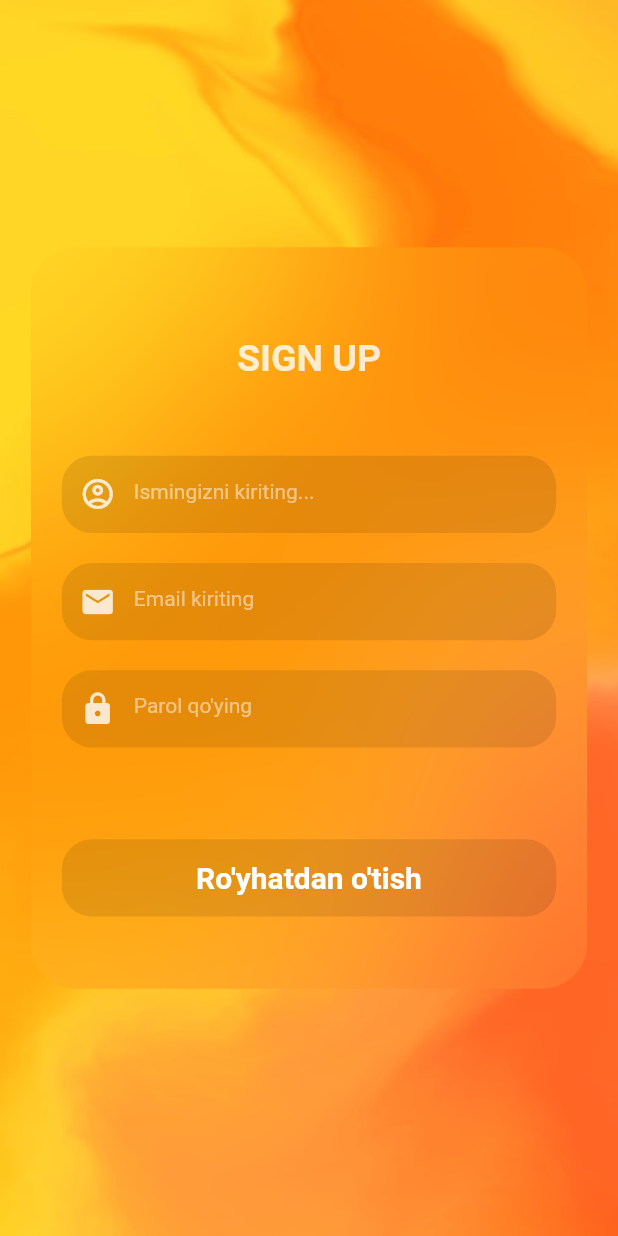
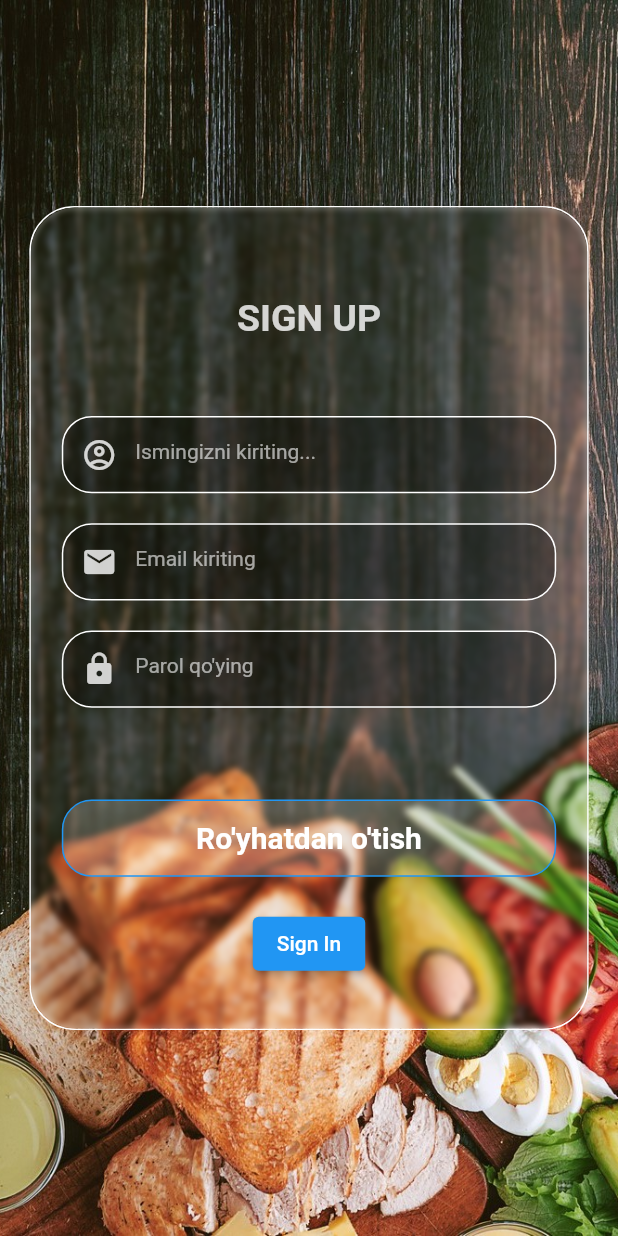
Before and after one commit to Nura1i/recipe_app_2, a Flutter app: the screen it shows after launch, on a phone screen of 412 x 824 dp. Run offline on Flutter 3.47's test engine with Material 2 defaults, Android fonts, the phone set to English and light mode, and no system bars; our stand-ins replace adaptive_theme, bloc, cloud_firestore, equatable, firebase_auth, firebase_core and 3 more; accounts and stored records are empty.

Commit message:
Changes to be committed: 	new file:   assets/images/login_view.jpg 	new file:   assets/images/login_wallpaper.jpg 	modified:   lib/app.dart 	modified:   lib/blocs/login/sign_in_cubit.dart 	modified:   lib/blocs/login/sign_in_state.dart 	modified:   lib/blocs/login/sign_up_cubit.dart 	modified:   lib/blocs/login/sign_up_state.dart 	modified:   lib/pages/sign_in_page.dart 	modified:   lib/pages/sign_up_page.dart 	modified:   lib/views/sign_up_view.dart 	new file:   lib/widgets/pageAnimationFade.dart

```diff
--- a/lib/app.dart
+++ b/lib/app.dart
@@ -1,7 +1,10 @@
 import 'package:adaptive_theme/adaptive_theme.dart';
 import 'package:flutter/material.dart';
 import 'package:flutter_bloc/flutter_bloc.dart';
+import 'package:recipe_app/blocs/login/sign_in_cubit.dart';
 import 'package:recipe_app/blocs/login/sign_up_cubit.dart';
+import 'package:recipe_app/pages/sign_in_page.dart';
+import 'package:recipe_app/pages/sign_up_page.dart';
 import 'package:recipe_app/utils/theme/themes.dart';
 import 'package:recipe_app/views/sign_up_view.dart';
 
@@ -24,7 +27,12 @@ class AppProvider extends StatelessWidget {
               home: MultiBlocProvider(providers: [
                 BlocProvider(
                   create: (context) => SignUpCubit(),
+                ),
+                BlocProvider(
+                  create: (context) => SignInCubit(),
                 )
-            ], child: const signUpView())));
+              ], child: const SignUpPage()),
+              debugShowCheckedModeBanner: false,
+            ));
   }
 }
--- a/lib/blocs/login/sign_in_state.dart
+++ b/lib/blocs/login/sign_in_state.dart
@@ -10,9 +10,9 @@ class SignInInit extends SignInState {}
 class SignInLoading extends SignInState {}
 
 class SignInLoaded extends SignInState {
-  final bool? isCreated;
+  final bool? isSaved;
 
-  SignInLoaded({this.isCreated});
+  SignInLoaded({this.isSaved});
 }
 
 class SignInError extends SignInState {
--- a/lib/blocs/login/sign_up_cubit.dart
+++ b/lib/blocs/login/sign_up_cubit.dart
@@ -17,7 +17,6 @@ class SignUpCubit extends Cubit<SignUpState> {
   SignUpCubit() : super(SignUpInit());
 
   void signUp(BuildContext context) async {
-    emit(SignUpLoading());
     try {
       if (controllerEmail.text.isEmpty ||
           controllerPassword.text.isEmpty ||
@@ -41,7 +40,6 @@ class SignUpCubit extends Cubit<SignUpState> {
         Navigator.of(context).pushAndRemoveUntil(
             MaterialPageRoute(builder: (context) => const HomePage()),
             (route) => false);
-        ;
       }
     } catch (e) {
       log(e.toString());
--- a/lib/blocs/login/sign_up_state.dart
+++ b/lib/blocs/login/sign_up_state.dart
@@ -9,11 +9,7 @@ class SignUpInit extends SignUpState {}
 
 class SignUpLoading extends SignUpState {}
 
-class SignUpLoaded extends SignUpState {
-  final bool? isRegistered;
-
-  SignUpLoaded({this.isRegistered});
-}
+class SignUpLoaded extends SignUpState {}
 
 class SignUpError extends SignUpState {
   final error;
--- a/lib/pages/sign_up_page.dart
+++ b/lib/pages/sign_up_page.dart
@@ -2,17 +2,16 @@ import 'package:flutter/material.dart';
 import 'package:flutter_bloc/flutter_bloc.dart';
 import 'package:recipe_app/blocs/login/sign_up_cubit.dart';
 import 'package:recipe_app/blocs/login/sign_up_state.dart';
-import 'package:recipe_app/pages/home_page.dart';
 import 'package:recipe_app/views/sign_up_view.dart';
 
-class signUpPage extends StatefulWidget {
-  const signUpPage({super.key});
+class SignUpPage extends StatefulWidget {
+  const SignUpPage({super.key});
 
   @override
-  State<signUpPage> createState() => _loginPageState();
+  State<SignUpPage> createState() => _SignUpPage();
 }
 
-class _loginPageState extends State<signUpPage> {
+class _SignUpPage extends State<SignUpPage> {
   @override
   Widget build(BuildContext context) {
     BlocProvider.of<SignUpCubit>(context).signUp;
@@ -23,12 +22,7 @@ class _loginPageState extends State<signUpPage> {
           if (state is SignUpError) {
             return viewOfError(state.error);
           }
-
-          if (state is SignUpLoaded) {
-            return const HomePage();
-          }
-
-          return viewOfLoading();
+          return const signUpView();
         },
       ),
     );
--- a/lib/views/sign_up_view.dart
+++ b/lib/views/sign_up_view.dart
@@ -3,6 +3,8 @@ import 'dart:ui';
 import 'package:flutter/material.dart';
 import 'package:flutter/services.dart';
 import 'package:recipe_app/blocs/login/sign_up_cubit.dart';
+import 'package:recipe_app/views/sign_in_view.dart';
+import 'package:recipe_app/widgets/pageAnimationFade.dart';
 
 class signUpView extends StatefulWidget {
   const signUpView({super.key});
@@ -28,7 +30,7 @@ class _signUpViewState extends State<signUpView> {
               SizedBox(
                 height: size.height,
                 child: Image.asset(
-                  'assets/images/wallpaper.jpg',
+                  'assets/images/login_wallpaper.jpg',
                   fit: BoxFit.fitHeight,
                 ),
               ),
@@ -36,16 +38,25 @@ class _signUpViewState extends State<signUpView> {
                 child: Column(
                   children: [
                     const Expanded(
+                      flex: 1,
                       child: SizedBox(),
                     ),
                     Expanded(
-                      flex: 3,
+                      flex: 4,
+                      child: Container(
+                        decoration: BoxDecoration(
+                          border: Border.all(
+                            width: 1,
+                            color: Colors.white,
+                          ),
+                          borderRadius: BorderRadius.circular(30),
+                        ),
                         child: ClipRRect(
                           borderRadius: BorderRadius.circular(30),
                           child: BackdropFilter(
                             filter: ImageFilter.blur(
-                              sigmaX: 70,
-                              sigmaY: 70,
+                                sigmaX: 2,
+                                sigmaY: 2,
                                 tileMode: TileMode.mirror),
                             child: SizedBox(
                               width: size.width * .9,
@@ -70,8 +81,8 @@ class _signUpViewState extends State<signUpView> {
                                     ),
                                   ),
                                   Padding(
-                                  padding:
-                                      const EdgeInsets.symmetric(vertical: 20),
+                                    padding: const EdgeInsets.symmetric(
+                                        vertical: 20),
                                     child: component(
                                         Icons.account_circle_outlined,
                                         'Ismingizni kiriting...',
@@ -80,13 +91,18 @@ class _signUpViewState extends State<signUpView> {
                                         false,
                                         controllerUsername),
                                   ),
-                                component(Icons.email, 'Email kiriting', false,
-                                    false, false, controllerEmail),
+                                  component(Icons.email, 'Email kiriting',
+                                      false, false, false, controllerEmail),
                                   Padding(
-                                  padding:
-                                      const EdgeInsets.symmetric(vertical: 20),
-                                  child: component(Icons.lock, "Parol qo'ying",
-                                      false, false, false, controllerPassword),
+                                    padding: const EdgeInsets.symmetric(
+                                        vertical: 20),
+                                    child: component(
+                                        Icons.lock,
+                                        "Parol qo'ying",
+                                        false,
+                                        false,
+                                        false,
+                                        controllerPassword),
                                   ),
                                   SizedBox(height: size.width * .1),
                                   InkWell(
@@ -103,9 +119,11 @@ class _signUpViewState extends State<signUpView> {
                                       width: size.width / 1.25,
                                       alignment: Alignment.center,
                                       decoration: BoxDecoration(
-                                      color: Colors.black.withOpacity(.1),
-                                      borderRadius: BorderRadius.circular(20),
-                                    ),
+                                          color: Colors.white.withOpacity(.2),
+                                          borderRadius:
+                                              BorderRadius.circular(20),
+                                          border: Border.all(
+                                              width: 1, color: Colors.blue)),
                                       child: GestureDetector(
                                         onTap: () {
                                           SignUpCubit().signUp(context);
@@ -121,13 +139,26 @@ class _signUpViewState extends State<signUpView> {
                                       ),
                                     ),
                                   ),
+                                  Container(
+                                    child: ElevatedButton(
+                                      child: Text('Sign In'),
+                                      onPressed: () => Navigator.of(context)
+                                          .pushAndRemoveUntil(
+                                              SizeTransition1(
+                                                const SignInView(),
+                                              ),
+                                              (route) => false),
+                                    ),
+                                  )
                                 ],
                               ),
                             ),
                           ),
                         ),
                       ),
+                    ),
                     const Expanded(
+                      flex: 1,
                       child: SizedBox(),
                     ),
                   ],
@@ -149,9 +180,9 @@ class _signUpViewState extends State<signUpView> {
       alignment: Alignment.center,
       padding: EdgeInsets.only(right: size.width / 30),
       decoration: BoxDecoration(
-        color: Colors.black.withOpacity(.1),
+          color: Colors.black.withOpacity(.3),
           borderRadius: BorderRadius.circular(20),
-      ),
+          border: Border.all(width: 1, color: Colors.white)),
       child: TextField(
         controller: controller,
         style: TextStyle(
@@ -169,7 +200,7 @@ class _signUpViewState extends State<signUpView> {
           hintText: hintText,
           hintStyle: TextStyle(
             fontSize: 14,
-            color: Colors.white.withOpacity(.5),
+            color: Colors.white.withOpacity(.6),
           ),
         ),
       ),
```
Also changed, not shown: lib/blocs/login/sign_in_cubit.dart (+36 -0 lines), lib/pages/sign_in_page.dart (+42 -0 lines), lib/widgets/pageAnimationFade.dart (added, +71 -0 lines), assets/images/login_view.jpg (added), assets/images/login_wallpaper.jpg (added). Lines whose indentation alone changed are shown as unchanged.
